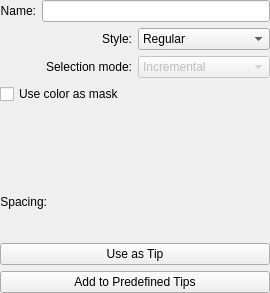
Above: krita/plugins/paintops/libpaintop/forms/wdgcustombrush.ui from KDE/krita before the change. Below: the same form after it.
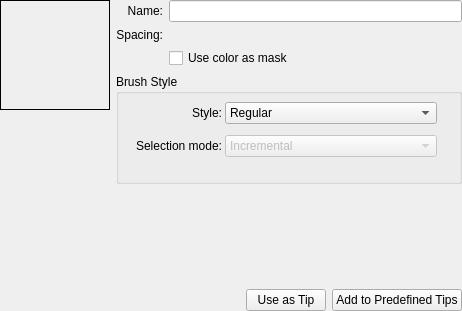
That is the form after the change. Custom widgets are drawn as their Qt base class.

```diff
--- a/krita/plugins/paintops/libpaintop/forms/wdgcustombrush.ui
+++ b/krita/plugins/paintops/libpaintop/forms/wdgcustombrush.ui
@@ -6,38 +6,139 @@
    <rect>
     <x>0</x>
     <y>0</y>
-    <width>270</width>
-    <height>293</height>
+    <width>462</width>
+    <height>311</height>
    </rect>
   </property>
-  <layout class="QVBoxLayout">
-   <property name="margin">
-    <number>0</number>
-   </property>
-   <item>
     <layout class="QHBoxLayout" name="horizontalLayout_2">
+   <property name="spacing">
+    <number>6</number>
+   </property>
+   <property name="leftMargin">
+    <number>0</number>
+   </property>
+   <property name="topMargin">
+    <number>0</number>
+   </property>
+   <property name="rightMargin">
+    <number>0</number>
+   </property>
+   <property name="bottomMargin">
+    <number>0</number>
+   </property>
      <item>
-      <widget class="QLabel" name="brushNameLbl">
+    <layout class="QVBoxLayout" name="verticalLayout_2">
+     <item>
+      <widget class="QLabel" name="preview">
+       <property name="sizePolicy">
+        <sizepolicy hsizetype="Fixed" vsizetype="Fixed">
+         <horstretch>0</horstretch>
+         <verstretch>0</verstretch>
+        </sizepolicy>
+       </property>
+       <property name="minimumSize">
+        <size>
+         <width>110</width>
+         <height>110</height>
+        </size>
+       </property>
+       <property name="frameShape">
+        <enum>QFrame::Box</enum>
+       </property>
        <property name="text">
-        <string>Name:</string>
-       </property>
-       <property name="alignment">
-        <set>Qt::AlignRight|Qt::AlignTrailing|Qt::AlignVCenter</set>
+        <string/>
        </property>
       </widget>
      </item>
      <item>
+      <spacer name="verticalSpacer_2">
+       <property name="orientation">
+        <enum>Qt::Vertical</enum>
+       </property>
+       <property name="sizeHint" stdset="0">
+        <size>
+         <width>20</width>
+         <height>40</height>
+        </size>
+       </property>
+      </spacer>
+     </item>
+    </layout>
+   </item>
+   <item>
+    <layout class="QVBoxLayout" name="verticalLayout">
+     <item>
+      <layout class="QGridLayout" name="gridLayout">
+       <item row="0" column="1">
       <widget class="QLineEdit" name="nameLineEdit"/>
      </item>
-    </layout>
-   </item>
-   <item>
-    <layout class="QGridLayout">
-     <property name="margin">
-      <number>0</number>
-     </property>
+       <item row="1" column="1">
+        <widget class="KisSpacingSelectionWidget" name="spacingWidget" native="true"/>
+       </item>
+       <item row="1" column="0">
+        <widget class="QLabel" name="spacingLbl">
+         <property name="text">
+          <string>Spacing:</string>
+         </property>
+         <property name="alignment">
+          <set>Qt::AlignRight|Qt::AlignTrailing|Qt::AlignVCenter</set>
+         </property>
+        </widget>
+       </item>
      <item row="0" column="0">
+        <widget class="QLabel" name="brushNameLbl">
+         <property name="text">
+          <string>Name:</string>
+         </property>
+         <property name="alignment">
+          <set>Qt::AlignRight|Qt::AlignTrailing|Qt::AlignVCenter</set>
+         </property>
+        </widget>
+       </item>
+       <item row="2" column="1">
+        <widget class="QCheckBox" name="colorAsMask">
+         <property name="text">
+          <string>Use color as mask</string>
+         </property>
+        </widget>
+       </item>
+      </layout>
+     </item>
+     <item>
+      <widget class="QGroupBox" name="groupBox">
+       <property name="minimumSize">
+        <size>
+         <width>0</width>
+         <height>110</height>
+        </size>
+       </property>
+       <property name="title">
+        <string>Brush Style</string>
+       </property>
+       <property name="checkable">
+        <bool>false</bool>
+       </property>
+       <widget class="QWidget" name="gridLayoutWidget_2">
+        <property name="geometry">
+         <rect>
+          <x>20</x>
+          <y>20</y>
+          <width>301</width>
+          <height>71</height>
+         </rect>
+        </property>
+        <layout class="QGridLayout" name="gridLayout_2">
+         <property name="spacing">
+          <number>3</number>
+         </property>
+         <item row="0" column="0" alignment="Qt::AlignRight">
       <widget class="QLabel" name="textLabel2">
+           <property name="sizePolicy">
+            <sizepolicy hsizetype="Fixed" vsizetype="Preferred">
+             <horstretch>0</horstretch>
+             <verstretch>0</verstretch>
+            </sizepolicy>
+           </property>
        <property name="text">
         <string>Style:</string>
        </property>
@@ -46,11 +147,53 @@
        </property>
       </widget>
      </item>
-     <item row="2" column="1">
+         <item row="0" column="1">
+          <widget class="QComboBox" name="brushStyle">
+           <property name="sizePolicy">
+            <sizepolicy hsizetype="MinimumExpanding" vsizetype="Fixed">
+             <horstretch>0</horstretch>
+             <verstretch>0</verstretch>
+            </sizepolicy>
+           </property>
+           <item>
+            <property name="text">
+             <string>Regular</string>
+            </property>
+           </item>
+           <item>
+            <property name="text">
+             <string>Animated</string>
+            </property>
+           </item>
+          </widget>
+         </item>
+         <item row="1" column="0" alignment="Qt::AlignRight">
+          <widget class="QLabel" name="textLabel3">
+           <property name="sizePolicy">
+            <sizepolicy hsizetype="Fixed" vsizetype="Preferred">
+             <horstretch>0</horstretch>
+             <verstretch>0</verstretch>
+            </sizepolicy>
+           </property>
+           <property name="text">
+            <string>Selection mode:</string>
+           </property>
+           <property name="alignment">
+            <set>Qt::AlignRight|Qt::AlignTrailing|Qt::AlignVCenter</set>
+           </property>
+          </widget>
+         </item>
+         <item row="1" column="1">
       <widget class="QComboBox" name="comboBox2">
        <property name="enabled">
         <bool>false</bool>
        </property>
+           <property name="sizePolicy">
+            <sizepolicy hsizetype="MinimumExpanding" vsizetype="Fixed">
+             <horstretch>0</horstretch>
+             <verstretch>0</verstretch>
+            </sizepolicy>
+           </property>
        <property name="currentIndex">
         <number>2</number>
        </property>
@@ -81,87 +224,30 @@
        </item>
       </widget>
      </item>
-     <item row="2" column="0">
-      <widget class="QLabel" name="textLabel3">
-       <property name="text">
-        <string>Selection mode:</string>
-       </property>
-       <property name="alignment">
-        <set>Qt::AlignRight|Qt::AlignTrailing|Qt::AlignVCenter</set>
-       </property>
-      </widget>
-     </item>
-     <item row="0" column="1">
-      <widget class="QComboBox" name="brushStyle">
-       <item>
-        <property name="text">
-         <string>Regular</string>
-        </property>
-       </item>
-       <item>
-        <property name="text">
-         <string>Animated</string>
-        </property>
-       </item>
+        </layout>
+       </widget>
       </widget>
      </item>
-    </layout>
-   </item>
    <item>
-    <widget class="QCheckBox" name="colorAsMask">
-     <property name="text">
-      <string>Use color as mask</string>
-     </property>
-    </widget>
-   </item>
-   <item>
-    <layout class="QHBoxLayout">
-     <property name="margin">
-      <number>0</number>
-     </property>
-     <item>
-      <spacer>
+      <spacer name="verticalSpacer">
        <property name="orientation">
-        <enum>Qt::Horizontal</enum>
+        <enum>Qt::Vertical</enum>
        </property>
-       <property name="sizeType">
-        <enum>QSizePolicy::Expanding</enum>
-       </property>
        <property name="sizeHint" stdset="0">
         <size>
-         <width>40</width>
-         <height>20</height>
+         <width>20</width>
+         <height>40</height>
         </size>
        </property>
       </spacer>
      </item>
      <item>
-      <widget class="QLabel" name="preview">
-       <property name="sizePolicy">
-        <sizepolicy hsizetype="Fixed" vsizetype="Fixed">
-         <horstretch>0</horstretch>
-         <verstretch>0</verstretch>
-        </sizepolicy>
-       </property>
-       <property name="minimumSize">
-        <size>
-         <width>50</width>
-         <height>50</height>
-        </size>
-       </property>
-       <property name="text">
-        <string/>
-       </property>
-      </widget>
-     </item>
+      <layout class="QHBoxLayout" name="horizontalLayout">
      <item>
-      <spacer>
+        <spacer name="horizontalSpacer">
        <property name="orientation">
         <enum>Qt::Horizontal</enum>
        </property>
-       <property name="sizeType">
-        <enum>QSizePolicy::Expanding</enum>
-       </property>
        <property name="sizeHint" stdset="0">
         <size>
          <width>40</width>
@@ -170,30 +256,6 @@
        </property>
       </spacer>
      </item>
-    </layout>
-   </item>
-   <item>
-    <layout class="QHBoxLayout" name="horizontalLayout" stretch="0,1">
-     <item>
-      <widget class="QLabel" name="spacingLbl">
-       <property name="text">
-        <string>Spacing:</string>
-       </property>
-       <property name="alignment">
-        <set>Qt::AlignRight|Qt::AlignTrailing|Qt::AlignVCenter</set>
-       </property>
-      </widget>
-     </item>
-     <item>
-      <widget class="KisSpacingSelectionWidget" name="spacingWidget" native="true"/>
-     </item>
-    </layout>
-   </item>
-   <item>
-    <layout class="QVBoxLayout">
-     <property name="margin">
-      <number>0</number>
-     </property>
      <item>
       <widget class="QPushButton" name="brushButton">
        <property name="text">
@@ -207,6 +269,8 @@
         <string>Add to Predefined Tips</string>
        </property>
       </widget>
+       </item>
+      </layout>
      </item>
     </layout>
    </item>
```
Lines whose indentation alone changed are shown as unchanged.
